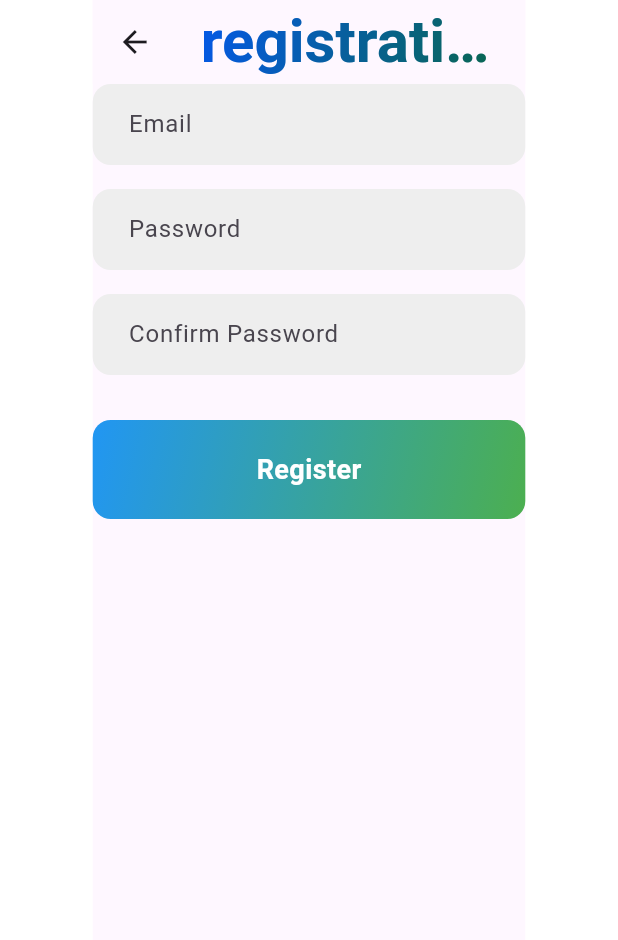
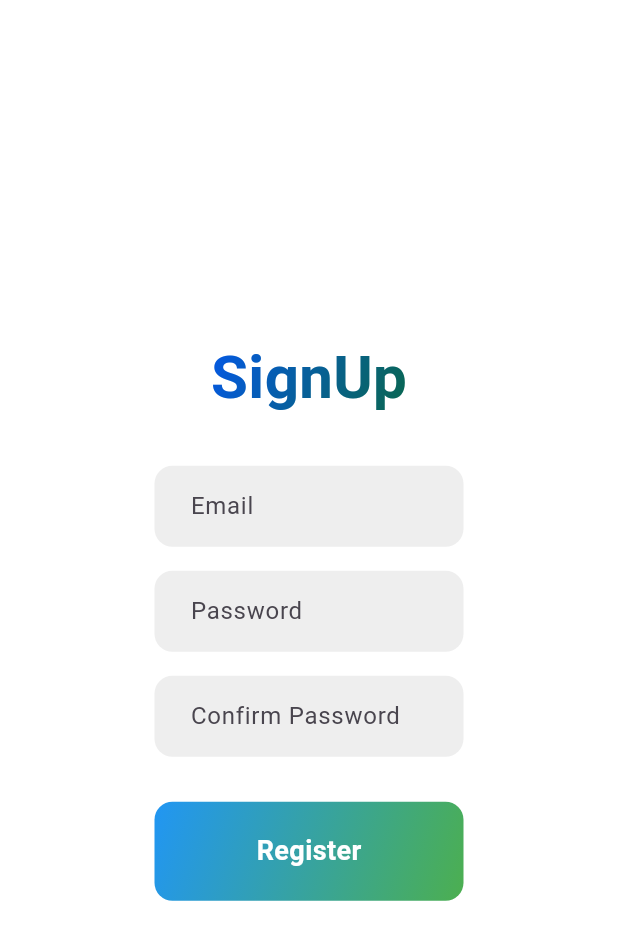
Before and after one commit to chavdajinali/vatsalya_clinic_flutter, a Flutter app: the screen it shows after launch, after a tap on "Create New Account", on a phone screen of 412 x 824 dp. Shown: the top 940 px of the screen. Run offline on Flutter 3.47's test engine with Material 3 defaults, Android fonts, the phone set to English and light mode, and no system bars; our stand-ins replace cloud_firestore, equatable, firebase_core, flutter_bloc; accounts and stored records are empty.

Commit message:
Design changes

```diff
--- a/lib/screens/sign_in_screen.dart
+++ b/lib/screens/sign_in_screen.dart
@@ -22,7 +22,7 @@ class SignInScreen extends StatelessWidget {
   Widget build(BuildContext context) {
     var width=MediaQuery.of(context).size.width;
     return Padding(
-      padding: EdgeInsets.symmetric(horizontal  :width*0.15),
+      padding: EdgeInsets.symmetric(horizontal  :width*0.25),
       child: Scaffold(
         // Solid background color
         body: Container(
@@ -126,7 +126,7 @@ class SignInScreen extends StatelessWidget {
                             Navigator.push(
                               context,
                               MaterialPageRoute(
-                                builder: (context) => BlocProvider(
+                                builder: (newContext) => BlocProvider(
                                   create: (context) => SignUpBloc(),
                                   child: SignUpScreen(),
                                 ),
--- a/lib/screens/sign_up_screen.dart
+++ b/lib/screens/sign_up_screen.dart
@@ -8,33 +8,43 @@ import '../registration/sign_up_event.dart';
 import '../registration/sign_up_state.dart';
 import 'package:flutter/material.dart';
 
-class SignUpScreen extends StatelessWidget {
+class SignUpScreen extends StatefulWidget {
+  const SignUpScreen({super.key});
+
+  @override
+  State<SignUpScreen> createState() => _SignUpScreenState();
+}
+
+class _SignUpScreenState extends State<SignUpScreen> {
   // Define the controllers for password and confirm password
   final TextEditingController _passwordController = TextEditingController();
+
   final TextEditingController _emailController = TextEditingController();
+
   final TextEditingController _confirmPasswordController =
       TextEditingController();
+
   final GlobalKey<FormState> _registrationFormKey = GlobalKey();
+
   ValidationUtils validationUtils = ValidationUtils();
-
-  SignUpScreen({super.key});
 
   @override
   Widget build(BuildContext context) {
-    var width=MediaQuery.of(context).size.width;
+    var width = MediaQuery.of(context).size.width;
     return Container(
-      color: Colors.white,
+      color: Colors.transparent,
       child: Padding(
-        padding:EdgeInsets.symmetric(horizontal  :width*0.15),
+        padding: EdgeInsets.symmetric(horizontal: width * 0.25),
         child: Scaffold(
-          appBar: AppBar(title: const GradientText('registration')),
-          body: SingleChildScrollView(
-            child: Center(
+          backgroundColor: Colors.white,
+          body: Center(
             child: Form(
               key: _registrationFormKey,
               child: Column(
                 mainAxisAlignment: MainAxisAlignment.center,
                 children: [
+                  const GradientText('SignUp'),
+                  SizedBox(height: 30),
                   _buildEmailField(context),
                   SizedBox(height: 16),
                   _buildPasswordField(context),
@@ -48,25 +58,17 @@ class SignUpScreen extends StatelessWidget {
           ),
         ),
       ),
-      ),
     );
   }
 
-  Widget _buildSubmitButton(BuildContext context) {
-    return BlocBuilder<SignUpBloc, SignUpState>(
-      builder: (context, state) {
-        return state.isSubmitting
-            ? const CircularProgressIndicator()
-            : GradientButton(
+  Widget _buildSubmitButton(BuildContext contextNew) {
+    return GradientButton(
       text: 'Register',
       onPressed: () {
         if (_registrationFormKey.currentState != null &&
             _registrationFormKey.currentState!.validate()) {
-                    BlocProvider.of<SignUpBloc>(context)
-                        .add(RegisterSubmitted());
+          BlocProvider.of<SignUpBloc>(context).add(RegisterSubmitted());
         }
-                },
-              );
       },
     );
   }
@@ -92,7 +94,7 @@ class SignUpScreen extends StatelessWidget {
         controller: _confirmPasswordController,
         labelText: 'Confirm Password',
         obscureText: true,
-      onValidate:(cPassword)=> validationUtils.validateConfirmPassword(_passwordController.text, cPassword)
-    );
+        onValidate: (cPassword) => validationUtils.validateConfirmPassword(
+            _passwordController.text, cPassword));
   }
 }
```
Also changed, not shown: lib/screens/home_screen.dart (added). Lines whose indentation alone changed are shown as unchanged.
